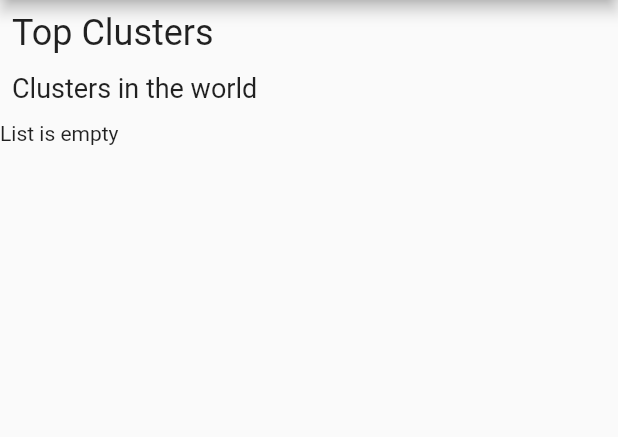
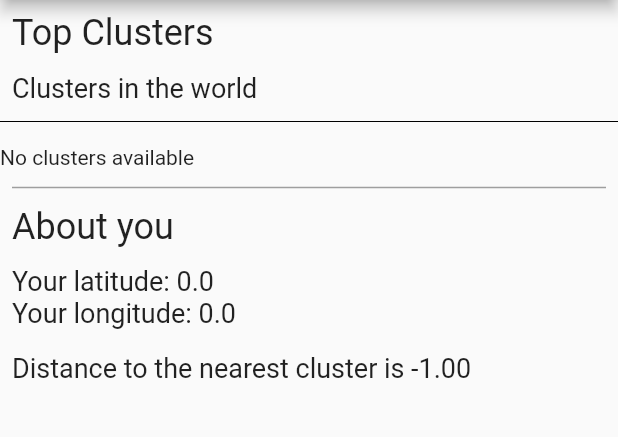
Before and after one commit to PanK0/inPlace, a Flutter app: the ClusterPage screen opened by its route, on a phone screen of 412 x 824 dp, the part 84-521 px from its top. Run offline on Flutter 3.47's test engine with Material 2 defaults, Android fonts, the phone set to English and light mode, and no system bars; our stand-ins replace cloud_firestore, firebase_auth, firebase_core, geolocator, google_fonts, google_maps_flutter and 1 more; missing offline and left inert: dart:ffi, firebase_ui_auth; accounts and stored records are empty.

Commit message:
Distance from the nearest cluster added

```diff
--- a/inplace/lib/pages/clusterPage.dart
+++ b/inplace/lib/pages/clusterPage.dart
@@ -21,11 +21,32 @@ class ClusterPage extends StatelessWidget {
           const Paragraph(
             'Clusters in the world',
           ),
+          const Divider(
+            color: Colors.black,
+          ),
           Consumer<ApplicationState>(
             builder: (context, appState, _) => Column(
               crossAxisAlignment: CrossAxisAlignment.start,
               children: [
+                // Cluster list
                 Clusters(clst: appState.clustersLists),
+                // About you section
+                Column(crossAxisAlignment: CrossAxisAlignment.start, children: [
+                  const Divider(
+                    height: 8,
+                    thickness: 1,
+                    indent: 8,
+                    endIndent: 8,
+                    color: Colors.grey,
+                  ),
+                  const Header("About you"),
+                  Paragraph(
+                    "Your latitude: ${appState.lat}\nYour longitude: ${appState.long}",
+                  ),
+                  const SizedBox(height: 8),
+                  Paragraph(
+                      "Distance to the nearest cluster is ${appState.nearest_cluster.toStringAsFixed(2)}")
+                ]),
               ],
             ),
           ),
--- a/inplace/lib/utils/applicationState.dart
+++ b/inplace/lib/utils/applicationState.dart
@@ -1,3 +1,5 @@
+import 'dart:math';
+
 import 'package:cloud_firestore/cloud_firestore.dart';
 import 'package:flutter/material.dart';
 
@@ -72,6 +74,32 @@ class ApplicationState extends ChangeNotifier {
     }
   }
 
+  // Function to calculate the distance between two points A and B Earth.
+  // Result is expressed in KM
+  double get_distance(double lat_a, double lng_a, double lat_b, double lng_b) {
+    var p = 0.017453292519943295;
+    var c = cos;
+    var a = 0.5 -
+        c((lat_b - lat_a) * p) / 2 +
+        c(lat_a * p) * c(lat_b * p) * (1 - c((lng_b - lng_a) * p)) / 2;
+    return (12742 * asin(sqrt(a)));
+  }
+
+  // Function to calculate the nearest cluster to point A
+  double get_nearest_cluster(
+      double lat_a, double lng_a, List<ClustersList> clusters) {
+    var min_distance = 12742.0;
+
+    for (int i = 0; i < clusters.length; i++) {
+      var dist = get_distance(lat_a, lng_a, double.parse(clusters[i].lat),
+          double.parse(clusters[i].lng));
+      if (dist < min_distance) {
+        min_distance = dist;
+      }
+    }
+    return min_distance;
+  }
+
   /*
   END GPS Stuff
   */
@@ -89,6 +117,7 @@ class ApplicationState extends ChangeNotifier {
   List<ClustersList> _clustersLists = [];
   List<ClustersList> get clustersLists => _clustersLists;
   String banana = '0';
+  double nearest_cluster = -1.0;
 
   Future<void> init() async {
     await Firebase.initializeApp(
@@ -149,6 +178,7 @@ class ApplicationState extends ChangeNotifier {
               );
             }
           }
+          nearest_cluster = get_nearest_cluster(lat, long, _clustersLists);
           notifyListeners();
         });
       } else {
--- a/inplace/lib/widgets/clusters.dart
+++ b/inplace/lib/widgets/clusters.dart
@@ -1,4 +1,5 @@
 import 'dart:async';
+import 'package:inplace/utils/applicationState.dart';
 
 import 'package:flutter/material.dart';
 import '../utils/clustersList.dart';
@@ -25,7 +26,7 @@ class _ClustersState extends State<Clusters> {
       crossAxisAlignment: CrossAxisAlignment.start,
       children: [
         const SizedBox(height: 8),
-        if (widget.clst.isEmpty) const Text('List is empty'),
+        if (widget.clst.isEmpty) const Text('No clusters available'),
         for (var clu in widget.clst)
           Paragraph(
             'Latitude: ${clu.lat},\nLongitude: ${clu.lng},\nAverage Radius: ${clu.avg_radius}',
```
Also changed, not shown: 1 other file.
